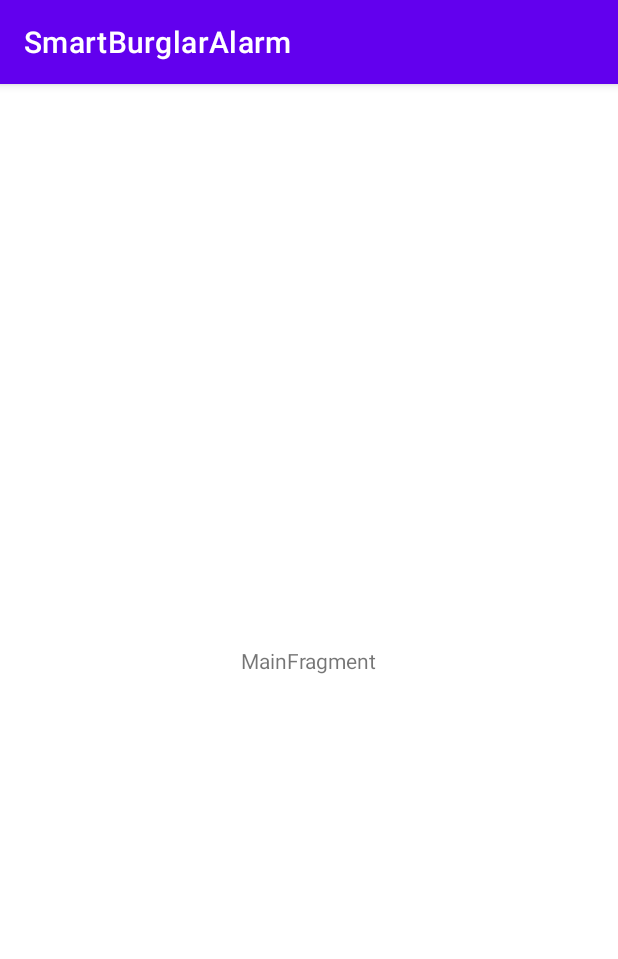
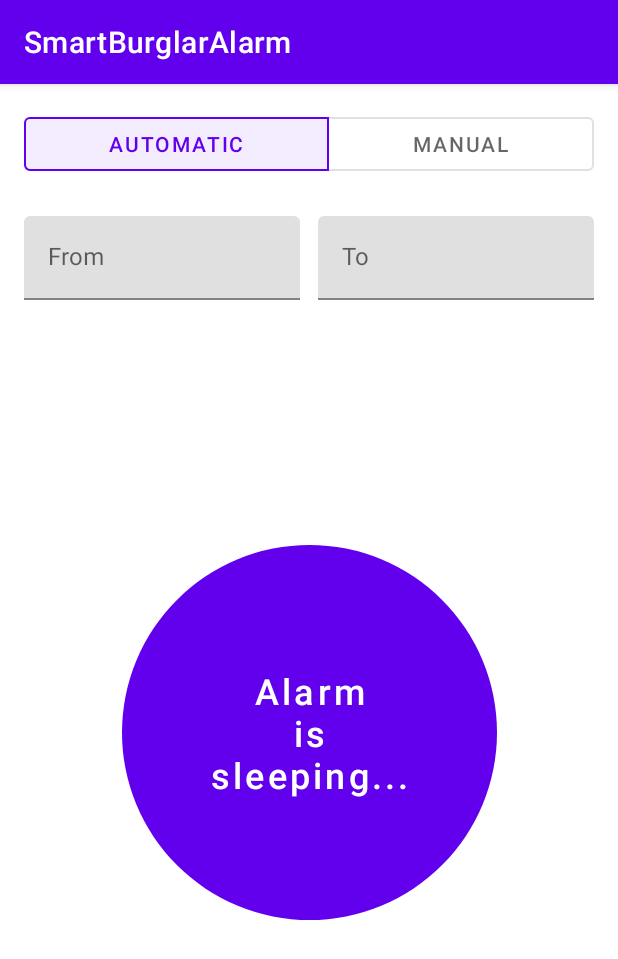
Before and after one commit to JezReal/SmartBurglarAlarm, an Android app: the screen it shows after launch (MainActivity), on a phone screen of 412 x 824 dp. Shown: the top 959 px of the screen. Run offline under Robolectric (Android 15) with nearby library versions, the phone set to English and light mode, and no system bars.

Commit message:
add ui controls

```diff
--- a/app/src/main/java/io/github/jezreal/smartburglaralarm/MainActivity.kt
+++ b/app/src/main/java/io/github/jezreal/smartburglaralarm/MainActivity.kt
@@ -1,10 +1,21 @@
 package io.github.jezreal.smartburglaralarm
 
+import android.os.Bundle
+import android.view.View
 import androidx.appcompat.app.AppCompatActivity
-import android.os.Bundle
+import com.google.android.material.timepicker.MaterialTimePicker
+import com.google.android.material.timepicker.TimeFormat
 import io.github.jezreal.smartburglaralarm.ui.main.MainFragment
 
 class MainActivity : AppCompatActivity() {
+
+    private val picker =
+        MaterialTimePicker.Builder()
+            .setTimeFormat(TimeFormat.CLOCK_12H)
+            .setHour(12)
+            .setMinute(10)
+            .setTitleText("Select From time")
+            .build()
 
     override fun onCreate(savedInstanceState: Bundle?) {
         super.onCreate(savedInstanceState)
@@ -15,4 +26,12 @@ class MainActivity : AppCompatActivity() {
                 .commitNow()
         }
     }
+
+    fun selectFromTime(view: View) {
+        picker.show(supportFragmentManager, "tag")
+    }
+
+    fun selectToTime(view: View) {
+        picker.show(supportFragmentManager, "tag")
+    }
 }
--- a/app/src/main/res/layout/fragment_main.xml
+++ b/app/src/main/res/layout/fragment_main.xml
@@ -1,20 +1,118 @@
 <?xml version="1.0" encoding="utf-8"?>
-<androidx.constraintlayout.widget.ConstraintLayout xmlns:android="http://schemas.android.com/apk/res/android"
+<androidx.coordinatorlayout.widget.CoordinatorLayout xmlns:android="http://schemas.android.com/apk/res/android"
+    xmlns:tools="http://schemas.android.com/tools"
     xmlns:app="http://schemas.android.com/apk/res-auto"
-    xmlns:tools="http://schemas.android.com/tools"
+
+    android:layout_width="match_parent"
+    android:layout_height="match_parent">
+
+    <androidx.constraintlayout.widget.ConstraintLayout
         android:id="@+id/main"
         android:layout_width="match_parent"
         android:layout_height="match_parent"
+        android:padding="16dp"
         tools:context=".ui.main.MainFragment">
 
-    <TextView
-        android:id="@+id/message"
+
+        <LinearLayout
+            android:layout_width="match_parent"
+            android:layout_height="match_parent"
+            android:orientation="vertical">
+
+            <com.google.android.material.button.MaterialButtonToggleGroup
+                android:id="@+id/toggleButtonTimeConfig"
+                android:layout_width="match_parent"
+                android:layout_height="wrap_content"
+                app:checkedButton="@id/buttonAutomatic"
+                app:selectionRequired="true"
+                app:singleSelection="true">
+
+                <Button
+                    android:id="@+id/buttonAutomatic"
+                    style="?attr/materialButtonOutlinedStyle"
                     android:layout_width="wrap_content"
                     android:layout_height="wrap_content"
-        android:text="MainFragment"
+                    android:layout_weight="1"
+                    android:state_checked="true"
+                    android:text="Automatic" />
+
+                <Button
+                    android:id="@+id/buttonManual"
+                    style="?attr/materialButtonOutlinedStyle"
+                    android:layout_width="wrap_content"
+                    android:layout_height="wrap_content"
+                    android:layout_weight="1"
+                    android:text="Manual" />
+            </com.google.android.material.button.MaterialButtonToggleGroup>
+
+            <Space
+                android:layout_width="match_parent"
+                android:layout_height="24dp" />
+
+            <LinearLayout
+                android:layout_width="match_parent"
+                android:layout_height="wrap_content"
+                android:layout_weight="0"
+                android:orientation="horizontal"
+                android:weightSum="2">
+
+                <com.google.android.material.textfield.TextInputLayout
+                    android:id="@+id/editFromTime"
+                    android:layout_width="match_parent"
+                    android:layout_height="wrap_content"
+                    android:layout_weight="1"
+                    android:hint="From">
+
+                    <com.google.android.material.textfield.TextInputEditText
+                        android:layout_width="match_parent"
+                        android:layout_height="wrap_content"
+                        android:focusable="false"
+                        android:onClick="selectFromTime" />
+
+                </com.google.android.material.textfield.TextInputLayout>
+
+                <Space
+                    android:layout_width="12dp"
+                    android:layout_height="match_parent"
+                    android:layout_weight="0" />
+
+                <com.google.android.material.textfield.TextInputLayout
+                    android:id="@+id/editToTime"
+                    android:layout_width="match_parent"
+                    android:layout_height="wrap_content"
+                    android:layout_weight="1"
+                    android:hint="To">
+
+                    <com.google.android.material.textfield.TextInputEditText
+                        android:layout_width="match_parent"
+                        android:layout_height="wrap_content"
+                        android:focusable="false"
+                        android:onClick="selectToTime" />
+
+                </com.google.android.material.textfield.TextInputLayout>
+
+            </LinearLayout>
+
+        </LinearLayout>
+
+        <Button
+            android:id="@+id/button"
+            android:layout_width="250dp"
+            android:layout_height="250dp"
+            android:insetTop="0dp"
+            android:insetBottom="0dp"
+            android:stateListAnimator="@null"
+            android:text="@string/alarm_10_is_10_sleeping"
+            android:textAllCaps="false"
+            android:textSize="24sp"
+            app:cornerRadius="999dp"
             app:layout_constraintBottom_toBottomOf="parent"
-        app:layout_constraintEnd_toEndOf="parent"
-        app:layout_constraintStart_toStartOf="parent"
-        app:layout_constraintTop_toTopOf="parent" />
+            app:layout_constraintLeft_toLeftOf="parent"
+            app:layout_constraintRight_toRightOf="parent"
+            app:layout_constraintTop_toTopOf="parent"
+            app:layout_constraintVertical_bias="0.6" />
 
     </androidx.constraintlayout.widget.ConstraintLayout>
+
+
+</androidx.coordinatorlayout.widget.CoordinatorLayout>
--- a/app/src/main/res/values/strings.xml
+++ b/app/src/main/res/values/strings.xml
@@ -1,3 +1,4 @@
 <resources>
     <string name="app_name">SmartBurglarAlarm</string>
+    <string name="alarm_10_is_10_sleeping">Alarm\nis\nsleeping...</string>
 </resources>
```
Lines whose indentation alone changed are shown as unchanged.
